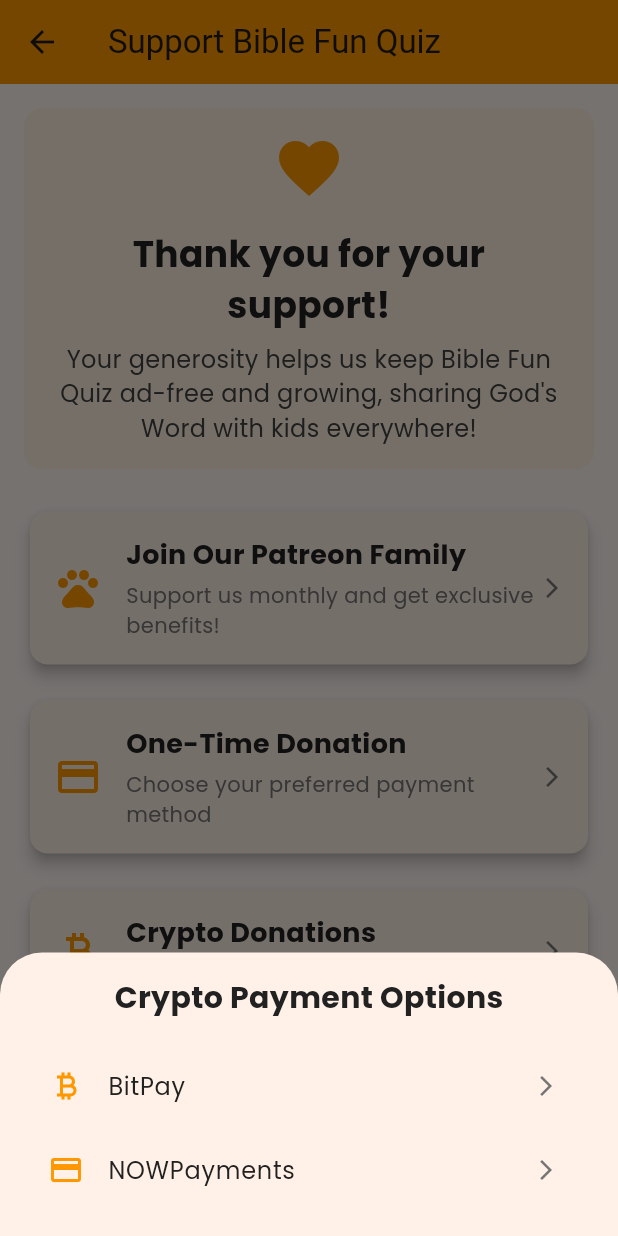
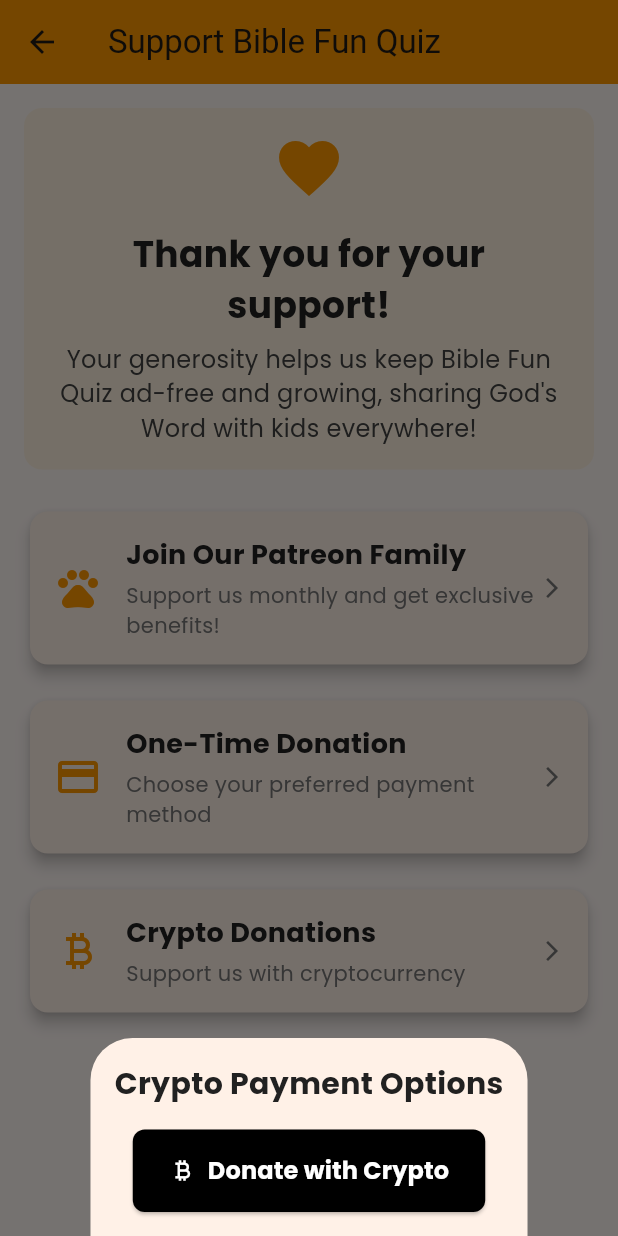
Before and after one commit to adriaanbotha/BibleFunQuiz, a Flutter app: the DonateScreen screen opened directly, after a tap on "Crypto Donations", on a phone screen of 412 x 824 dp. Run offline on Flutter 3.47's test engine with Material 3 defaults, Android fonts, the phone set to English and light mode, and no system bars; our stand-ins replace audioplayers, connectivity_plus, google_fonts, share_plus, shared_preferences; accounts and stored records are empty; network calls fail.

Commit message:
Replace BitPay with NOWPayments donation button

```diff
--- a/lib/screens/donate_screen.dart
+++ b/lib/screens/donate_screen.dart
@@ -218,15 +218,29 @@ class DonateScreen extends StatelessWidget {
             ),
           ),
           const SizedBox(height: 16),
-          _buildPaymentOption(
-            'BitPay',
-            Icons.currency_bitcoin,
-            () => _launchUrl('https://bitpay.com/biblequest'),
-          ),
-          _buildPaymentOption(
-            'NOWPayments',
-            Icons.payment,
-            () => _launchUrl('https://nowpayments.io/payment-tools'),
+          // NOWPayments donation button
+          ElevatedButton(
+            onPressed: () => _launchUrl('https://nowpayments.io/donation?api_key=FFGVD8E-SMB4F70-JRFYCCC-WBCF0PT'),
+            style: ElevatedButton.styleFrom(
+              backgroundColor: Colors.black,
+              foregroundColor: Colors.white,
+              padding: const EdgeInsets.symmetric(horizontal: 24, vertical: 16),
+              shape: RoundedRectangleBorder(borderRadius: BorderRadius.circular(8)),
+            ),
+            child: Row(
+              mainAxisSize: MainAxisSize.min,
+              children: [
+                const Icon(Icons.currency_bitcoin, color: Colors.white),
+                const SizedBox(width: 8),
+                Text(
+                  'Donate with Crypto',
+                  style: GoogleFonts.poppins(
+                    fontSize: 16,
+                    fontWeight: FontWeight.bold,
+                  ),
+                ),
+              ],
+            ),
           ),
         ],
       ),
```
